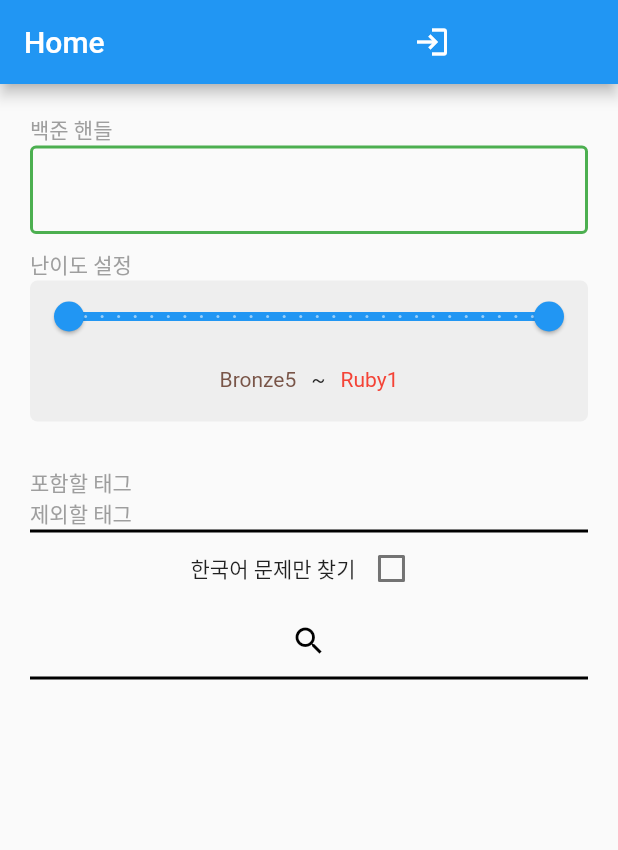
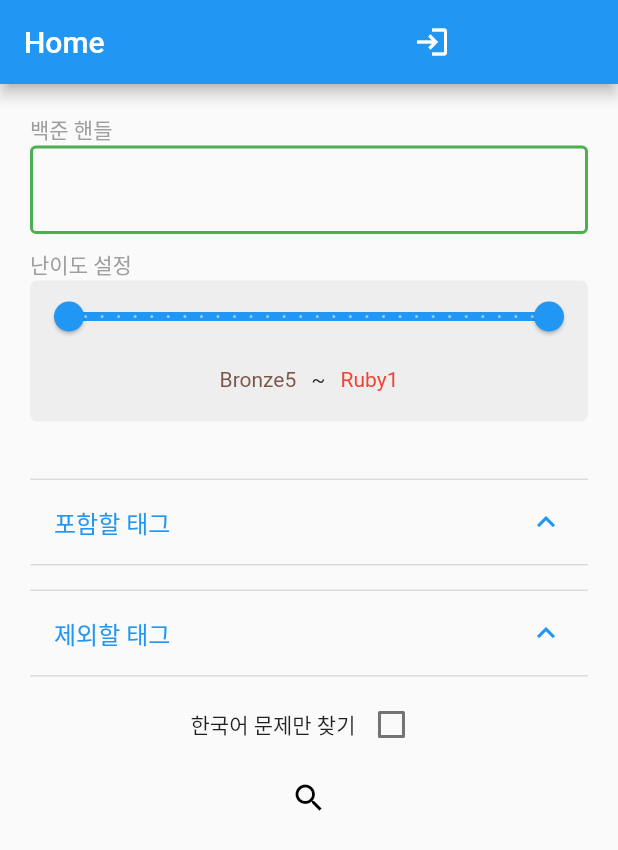
Before and after one commit to changhoji/recommend-boj-problem, a Flutter app: the screen it shows after launch, on a phone screen of 412 x 824 dp. Shown: the top 850 px of the screen. Run offline on Flutter 3.47's test engine with Material 2 defaults, Android fonts, the phone set to English and light mode, and no system bars; our stand-ins replace firebase_auth, firebase_core, firebase_database, loading_animation_widget; accounts and stored records are empty; network calls fail.

Commit message:
Feat: use loading_animation_widget for express searching problem

```diff
--- a/lib/providers/filter.dart
+++ b/lib/providers/filter.dart
@@ -9,6 +9,7 @@ class Filter with ChangeNotifier {
   bool _searched = false;
   bool _handleSearched = true;
   bool _handleExists = true;
+  bool _searching = false;
   final List<Tag> _containTags = <Tag>[];
   final List<Tag> _exceptTags = <Tag>[];
 
@@ -19,6 +20,7 @@ class Filter with ChangeNotifier {
   bool get searched => _searched;
   bool get handleSearched => _handleSearched;
   bool get handleExists => _handleExists;
+  bool get searching => _searching;
   List<Tag> get containTags => _containTags;
   List<Tag> get exceptTags => _exceptTags;
 
@@ -60,6 +62,11 @@ class Filter with ChangeNotifier {
     notifyListeners();
   }
 
+  set searching(bool searching) {
+    _searching = searching;
+    notifyListeners();
+  }
+
   void addContainTag(Tag tag) {
     if (_containTags.contains(tag) || _exceptTags.contains(tag)) return;
     _containTags.add(tag);
--- a/lib/widgets/filter/handle_filter.dart
+++ b/lib/widgets/filter/handle_filter.dart
@@ -1,4 +1,5 @@
 import 'package:flutter/material.dart';
+import 'package:loading_animation_widget/loading_animation_widget.dart';
 import 'package:provider/provider.dart';
 import 'package:whattosolve/providers/filter.dart';
 import 'package:whattosolve/services/solvedac_service.dart';
@@ -13,7 +14,37 @@ class HandleFilter extends StatefulWidget {
 }
 
 class _HandleFilterState extends State<HandleFilter> {
-  String handle = "";
+  final FocusNode _focusNode = FocusNode();
+  final _controller = TextEditingController();
+
+  @override
+  void initState() {
+    super.initState();
+    _focusNode.addListener(() {
+      // update handle value
+      context.read<Filter>().handle = _controller.text;
+      String handle = _controller.text;
+
+      if (!_focusNode.hasFocus) {
+        if (handle.isEmpty) {
+          // when empty, handle is valid
+          context.read<Filter>().handleExists = true;
+          context.read<Filter>().handleSearched = true;
+          return;
+        }
+        // search whether handle is exist
+        context.read<Filter>().handleExists = false;
+        context.read<Filter>().handleSearched = false;
+        SolvedacService.isExistingHandle(handle).then((exist) {
+          context.read<Filter>().handleSearched = true;
+          context.read<Filter>().handleExists = exist;
+        });
+      } else {
+        // for disable search button
+        context.read<Filter>().handleSearched = false;
+      }
+    });
+  }
 
   @override
   Widget build(BuildContext context) {
@@ -26,24 +57,12 @@ class _HandleFilterState extends State<HandleFilter> {
             color: Colors.grey,
           ),
         ),
-        Focus(
-          onFocusChange: (value) {
-            if (!value && handle.isNotEmpty) {
-              context.read<Filter>().handleSearched = false;
-              SolvedacService.isExistingHandle(handle).then((exist) {
-                context.read<Filter>().handleSearched = true;
-                context.read<Filter>().handleExists = exist;
-              });
-            } else if (value) {
-              context.read<Filter>().handleExists = false;
-            } else if (handle.isEmpty) {
-              context.read<Filter>().handleExists = true;
-            }
-          },
-          child: Stack(
+        Stack(
           alignment: AlignmentDirectional.centerEnd,
           children: [
             TextField(
+              focusNode: _focusNode,
+              controller: _controller,
               decoration: InputDecoration(
                 enabledBorder: OutlineInputBorder(
                   borderSide: BorderSide(
@@ -57,22 +76,17 @@ class _HandleFilterState extends State<HandleFilter> {
                 ),
                 border: const OutlineInputBorder(),
               ),
-                onChanged: (value) {
-                  context.read<Filter>().handle = value;
-                  handle = value;
-                },
             ),
             !context.watch<Filter>().handleSearched
                 ? Padding(
-                      padding: const EdgeInsets.all(8.0),
-                      child: Icon(
-                        Icons.arrow_circle_down_sharp,
-                        color: Colors.grey.shade700,
+                    padding: const EdgeInsets.all(14.0),
+                    child: LoadingAnimationWidget.threeArchedCircle(
+                      color: Colors.grey.shade600,
+                      size: 20,
                     ),
                   )
-                  : const SizedBox(),
+                : const SizedBox.shrink(),
           ],
-          ),
         ),
       ],
     );
--- a/lib/widgets/filter/tag_filter.dart
+++ b/lib/widgets/filter/tag_filter.dart
@@ -1,51 +1,69 @@
 import 'package:flutter/material.dart';
 import 'package:provider/provider.dart';
+import 'package:whattosolve/models/solvedac_problem.dart';
 import 'package:whattosolve/providers/filter.dart';
 
-class TagFilter extends StatelessWidget {
+class TagFilter extends StatefulWidget {
   const TagFilter({super.key});
 
   @override
+  State<TagFilter> createState() => _TagFilterState();
+}
+
+class _TagFilterState extends State<TagFilter> {
+  @override
   Widget build(BuildContext context) {
-    return const Column(
+    return Column(
       children: [
-        ContainTags(),
-        ExceptTags(),
+        TagList(
+          title: '포함할 태그',
+          tags: context.watch<Filter>().containTags,
+          onPressed: (Tag tag) {
+            context.read<Filter>().removeContainTag(tag);
+          },
+        ),
+        TagList(
+          title: '제외할 태그',
+          tags: context.watch<Filter>().exceptTags,
+          onPressed: (Tag tag) {
+            context.read<Filter>().removeExceptTag(tag);
+          },
+        ),
       ],
     );
   }
 }
 
-class ContainTags extends StatelessWidget {
-  const ContainTags({super.key});
+class TagList extends StatelessWidget {
+  final String title;
+  final List<Tag> tags;
+  final void Function(Tag) onPressed;
+
+  const TagList({
+    super.key,
+    required this.title,
+    required this.tags,
+    required this.onPressed,
+  });
 
   @override
   Widget build(BuildContext context) {
-    return Column(
-      crossAxisAlignment: CrossAxisAlignment.start,
-      children: [
-        const Text(
-          '포함할 태그',
-          style: TextStyle(
-            color: Colors.grey,
-          ),
-        ),
-        Container(
-          width: 600,
-          decoration: BoxDecoration(
-            color: Colors.grey.shade200,
-            borderRadius: const BorderRadius.all(Radius.circular(5)),
-          ),
-          child: Column(
-            children: context.watch<Filter>().containTags.map((tag) {
+    return Padding(
+      padding: const EdgeInsets.symmetric(vertical: 8.0),
+      child: ExpansionTile(
+        initiallyExpanded: true,
+        title: Text(title),
+        children: [
+          Column(
+            children: tags.map((tag) {
               return Padding(
-                padding: const EdgeInsets.symmetric(horizontal: 10),
+                padding: const EdgeInsets.symmetric(horizontal: 15.0),
                 child: Row(
                   children: [
                     Text(tag.displayName),
                     IconButton(
                       onPressed: () {
-                        context.read<Filter>().removeContainTag(tag);
+                        onPressed(tag);
                       },
                       icon: const Icon(Icons.remove_circle_outline),
                       iconSize: 20,
@@ -55,49 +73,8 @@ class ContainTags extends StatelessWidget {
               );
             }).toList(),
           ),
-        ),
-      ],
+        ],
+      ),
     );
   }
 }
-
-class ExceptTags extends StatelessWidget {
-  const ExceptTags({super.key});
-
-  @override
-  Widget build(BuildContext context) {
-    return Column(
-      crossAxisAlignment: CrossAxisAlignment.start,
-      children: [
-        const Text(
-          '제외할 태그',
-          style: TextStyle(
-            color: Colors.grey,
-          ),
-        ),
-        Container(
-          width: 600,
-          decoration: BoxDecoration(
-            border: Border.all(),
-          ),
-          child: Column(
-            children: context.watch<Filter>().exceptTags.map((tag) {
-              return Row(
-                children: [
-                  Text(tag.displayName),
-                  IconButton(
-                    onPressed: () {
-                      context.read<Filter>().removeExceptTag(tag);
-                    },
-                    icon: const Icon(Icons.remove_circle_outline),
-                    iconSize: 20,
-                  ),
-                ],
-              );
-            }).toList(),
-          ),
-        ),
-      ],
-    );
-  }
-}
--- a/lib/widgets/search_button.dart
+++ b/lib/widgets/search_button.dart
@@ -1,4 +1,5 @@
 import 'package:flutter/material.dart';
+import 'package:loading_animation_widget/loading_animation_widget.dart';
 import 'package:provider/provider.dart';
 import 'package:whattosolve/providers/filter.dart';
 import 'package:whattosolve/services/solvedac_service.dart';
@@ -8,7 +9,14 @@ class SearchButton extends StatelessWidget {
 
   @override
   Widget build(BuildContext context) {
-    return IconButton(
+    return SizedBox(
+      height: 50,
+      child: context.watch<Filter>().searching
+          ? LoadingAnimationWidget.threeArchedCircle(
+              color: Colors.grey.shade600,
+              size: 20,
+            )
+          : IconButton(
               mouseCursor: (context.watch<Filter>().handleSearched &&
                       context.watch<Filter>().handleExists)
                   ? SystemMouseCursors.click
@@ -16,9 +24,12 @@ class SearchButton extends StatelessWidget {
               onPressed: () {
                 if (!context.read<Filter>().handleSearched ||
                     !context.read<Filter>().handleExists) return;
+
+                context.read<Filter>().searching = true;
                 SolvedacService.getProblemWithFilter(context.read<Filter>())
                     .then((value) {
                   context.read<Filter>().suggestion = value;
+                  context.read<Filter>().searching = false;
                 });
 
                 context.read<Filter>().searched = true;
@@ -30,6 +41,7 @@ class SearchButton extends StatelessWidget {
                     ? Colors.black
                     : Colors.grey,
               ),
+            ),
     );
   }
 }
--- a/pubspec.yaml
+++ b/pubspec.yaml
@@ -42,6 +42,7 @@ dependencies:
   firebase_auth: ^4.7.2
   firebase_database: ^10.2.4
   http: ^1.1.0
+  loading_animation_widget: ^1.2.0+4
 
 dev_dependencies:
   flutter_test:
```
Also changed, not shown: lib/main.dart (+0 -9 lines), lib/widgets/suggestion_problem.dart (+17 -9 lines), pubspec.lock. Lines whose indentation alone changed are shown as unchanged.
